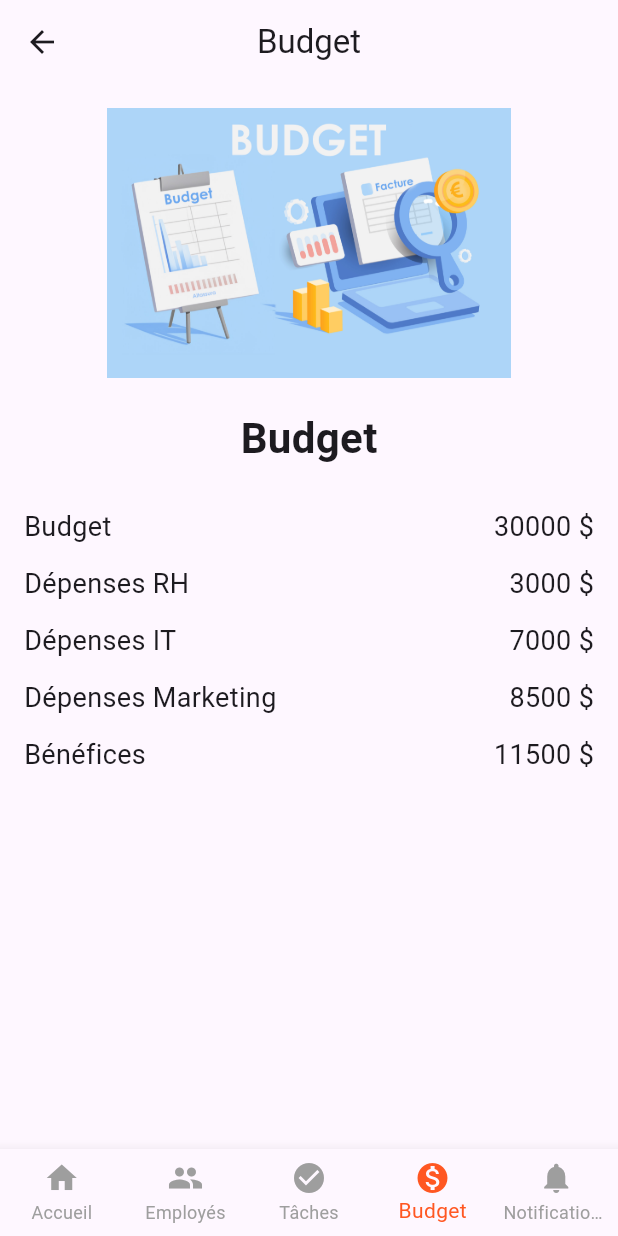
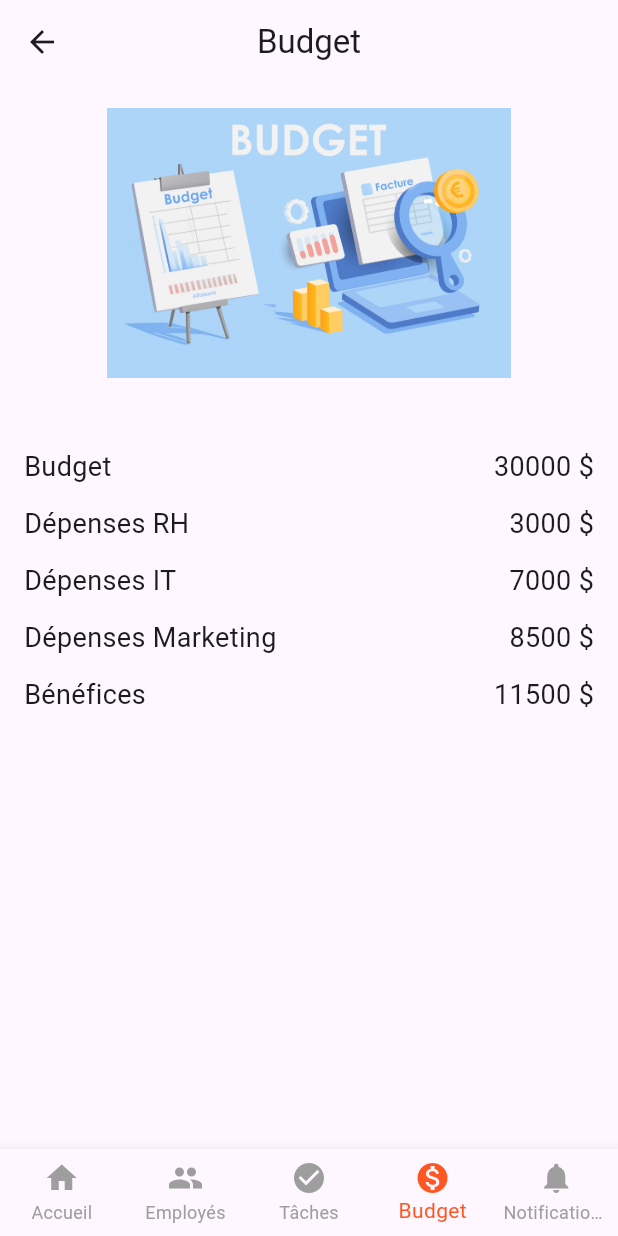
Before and after one commit to HananeZerrouki/ExamenFinal, a Flutter app: the BudgetPage screen opened directly, on a phone screen of 412 x 824 dp. Run offline on Flutter 3.47's test engine with Material 3 defaults, Android fonts, the phone set to English and light mode, and no system bars.

```diff
--- a/flutter_app_exam/lib/budget.dart
+++ b/flutter_app_exam/lib/budget.dart
@@ -24,13 +24,13 @@ class BudgetPage extends StatelessWidget {
             ),
             const SizedBox(height: 20),
             // TITRE BUDGET
-            const Text(
-              "Budget",
-              style: TextStyle(
-                fontSize: 28,
-                fontWeight: FontWeight.bold,
-              ),
-            ),
+            //const Text(
+              //"Budget",
+              //style: TextStyle(
+                //fontSize: 28,
+                //fontWeight: FontWeight.bold,
+             // ),
+            //),
             const SizedBox(height: 20),
             // Lignes du budget
             _budgetLine("Budget", "30000 \$"),
```
